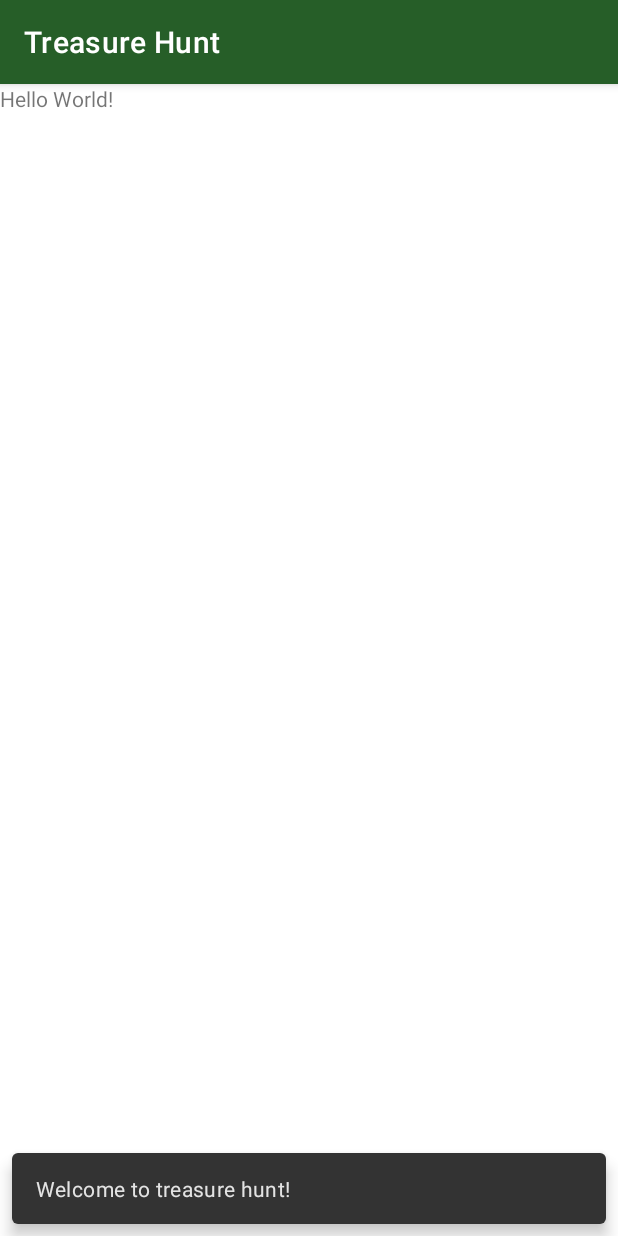
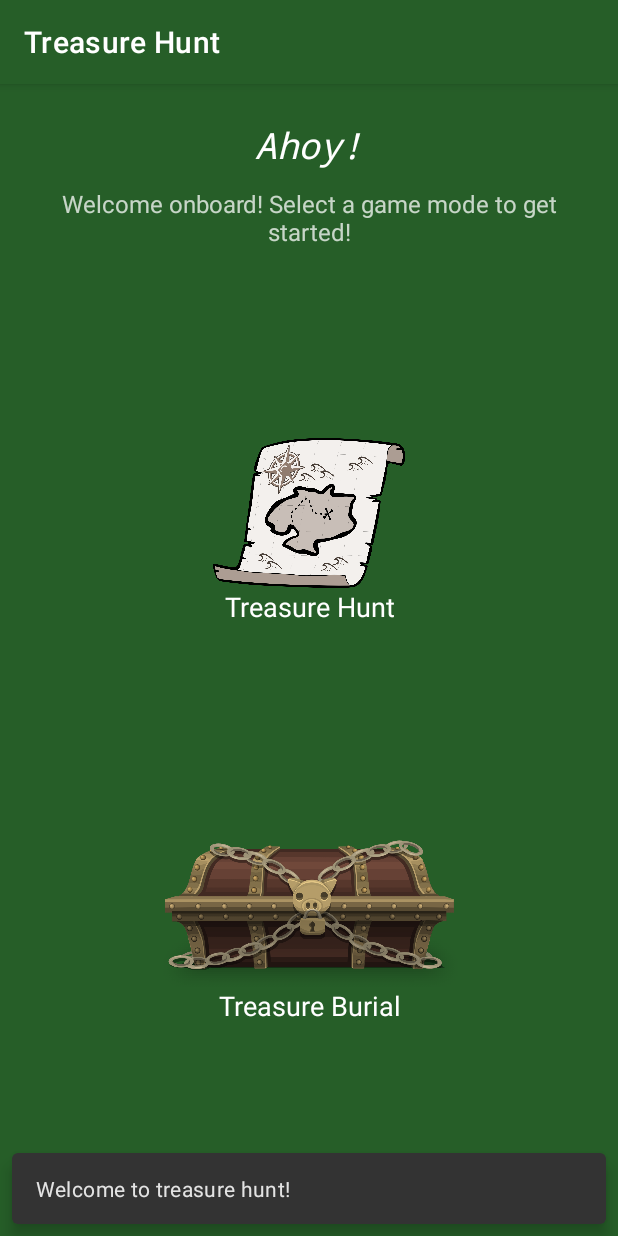
Before and after one commit to tefkros777/treasure-hunt, an Android app: the MainActivity screen opened directly, with no data from a screen before it, on a phone screen of 412 x 824 dp. Run offline under Robolectric (Android 15) with nearby library versions, the phone set to English and light mode, and no system bars.

Commit message:
Add game mode selection screen

```diff
--- a/app/src/main/java/com/loizou/treasurehunt/MainActivity.kt
+++ b/app/src/main/java/com/loizou/treasurehunt/MainActivity.kt
@@ -4,6 +4,7 @@ import androidx.appcompat.app.AppCompatActivity
 import android.os.Bundle
 import android.service.autofill.UserData
 import android.util.Log
+import android.view.View
 import android.view.ViewGroup
 
 class MainActivity : AppCompatActivity() {
@@ -16,5 +17,16 @@ class MainActivity : AppCompatActivity() {
         // Greet user
         showMessage(rootLayout, "Welcome to treasure hunt!")
 
+        val btnHuntMode = findViewById<View>(R.id.btnHuntMode);
+        val btnBurialMode = findViewById<View>(R.id.btnBurialMode);
+
+        btnHuntMode.setOnClickListener {
+            showMessage(rootLayout, "TREASURE HUNT MODE")
+        }
+
+        btnBurialMode.setOnClickListener {
+            showMessage(rootLayout, "TREASURE BURIAL MODE")
+        }
+
     }
 }
--- a/app/src/main/res/layout/activity_main.xml
+++ b/app/src/main/res/layout/activity_main.xml
@@ -5,15 +5,106 @@
     android:id="@+id/rootLayout"
     android:layout_width="match_parent"
     android:layout_height="match_parent"
+    android:background="@color/colorPrimary"
     tools:context=".MainActivity">
 
-    <TextView
-        android:layout_width="wrap_content"
+    <com.google.android.material.textview.MaterialTextView
+        android:id="@+id/tvAhoy"
+        android:layout_width="match_parent"
         android:layout_height="wrap_content"
-        android:text="Hello World!"
-        app:layout_constraintBottom_toBottomOf="parent"
-        app:layout_constraintLeft_toLeftOf="parent"
-        app:layout_constraintRight_toRightOf="parent"
-        app:layout_constraintTop_toTopOf="parent" />
+        android:layout_marginTop="24dp"
+        android:fontFamily="monospace"
+        android:gravity="center"
+        android:text="@string/ahoy"
+        android:textColor="@color/colorPrimaryText"
+        android:textSize="24sp"
+        android:textStyle="italic" />
+
+    <com.google.android.material.textview.MaterialTextView
+        android:id="@+id/tvWelcome"
+        android:layout_width="match_parent"
+        android:layout_height="wrap_content"
+        android:layout_below="@+id/tvAhoy"
+        android:layout_margin="12dp"
+        android:gravity="center"
+        android:text="@string/welcome_message"
+        android:textColor="@color/colorSecondaryText"
+        android:textSize="16sp" />
+
+    <androidx.constraintlayout.widget.ConstraintLayout
+        android:layout_width="match_parent"
+        android:layout_height="wrap_content"
+        android:layout_below="@id/tvWelcome"
+        android:layout_alignParentBottom="true"
+        android:gravity="center"
+        android:orientation="vertical">
+
+        <!--Treasure Hunt Button-->
+        <com.google.android.material.circularreveal.CircularRevealLinearLayout
+            android:id="@+id/btnHuntMode"
+            android:layout_width="wrap_content"
+            android:layout_height="wrap_content"
+            android:clickable="true"
+            android:orientation="vertical"
+            app:layout_constraintBottom_toBottomOf="parent"
+            app:layout_constraintEnd_toEndOf="parent"
+            app:layout_constraintHorizontal_bias="0.5"
+            app:layout_constraintStart_toStartOf="parent"
+            app:layout_constraintTop_toTopOf="parent"
+            app:layout_constraintVertical_bias="0.22000003">
+
+            <androidx.appcompat.widget.AppCompatImageButton
+                android:layout_width="200dp"
+                android:layout_height="100dp"
+                android:background="?android:attr/selectableItemBackgroundBorderless"
+                android:clickable="false"
+                android:scaleType="fitCenter"
+                android:src="@drawable/treasure_map" />
+
+            <com.google.android.material.textview.MaterialTextView
+                android:layout_width="match_parent"
+                android:layout_height="wrap_content"
+                android:clickable="false"
+                android:gravity="center"
+                android:text="@string/treasure_hunt"
+                android:textColor="@color/colorPrimaryText"
+                android:textSize="18sp" />
+
+        </com.google.android.material.circularreveal.CircularRevealLinearLayout>
+
+        <!--Treasure Burial Button-->
+        <com.google.android.material.circularreveal.CircularRevealLinearLayout
+            android:id="@+id/btnBurialMode"
+            android:layout_width="wrap_content"
+            android:layout_height="wrap_content"
+            android:clickable="true"
+            android:orientation="vertical"
+            app:layout_constraintBottom_toBottomOf="parent"
+            app:layout_constraintEnd_toEndOf="parent"
+            app:layout_constraintHorizontal_bias="0.5"
+            app:layout_constraintStart_toStartOf="parent"
+            app:layout_constraintTop_toBottomOf="@id/btnHuntMode">
+
+            <androidx.appcompat.widget.AppCompatImageButton
+                android:layout_width="200dp"
+                android:layout_height="100dp"
+                android:background="?android:attr/selectableItemBackgroundBorderless"
+                android:clickable="false"
+                android:scaleType="fitCenter"
+                android:src="@drawable/treasure_chest" />
+
+            <com.google.android.material.textview.MaterialTextView
+                android:layout_width="match_parent"
+                android:layout_height="wrap_content"
+                android:clickable="false"
+                android:gravity="center"
+                android:text="@string/treasure_burial"
+                android:textColor="@color/colorPrimaryText"
+                android:textSize="18sp" />
+
+        </com.google.android.material.circularreveal.CircularRevealLinearLayout>
+
+    </androidx.constraintlayout.widget.ConstraintLayout>
+
 
 </com.google.android.material.circularreveal.CircularRevealRelativeLayout>
--- a/app/src/main/res/values/strings.xml
+++ b/app/src/main/res/values/strings.xml
@@ -6,4 +6,11 @@
     <string name="login">Login</string>
     <string name="no_account">Don\'t have an account?</string>
     <string name="signup">Signup</string>
+    <string name="ahoy">Ahoy!</string>
+    <string name="welcome_message">Welcome onboard! Select a game mode to get started! </string>
+    <string name="lets_go">LET\'S GO!</string>
+    <string name="treasure_burial">Treasure Burial</string>
+    <string name="treasure_hunt">Treasure Hunt</string>
+
+
 </resources>
```
Also changed, not shown: app/src/main/res/drawable/treasure_chest.png (added), app/src/main/res/drawable/treasure_map.png (added).
